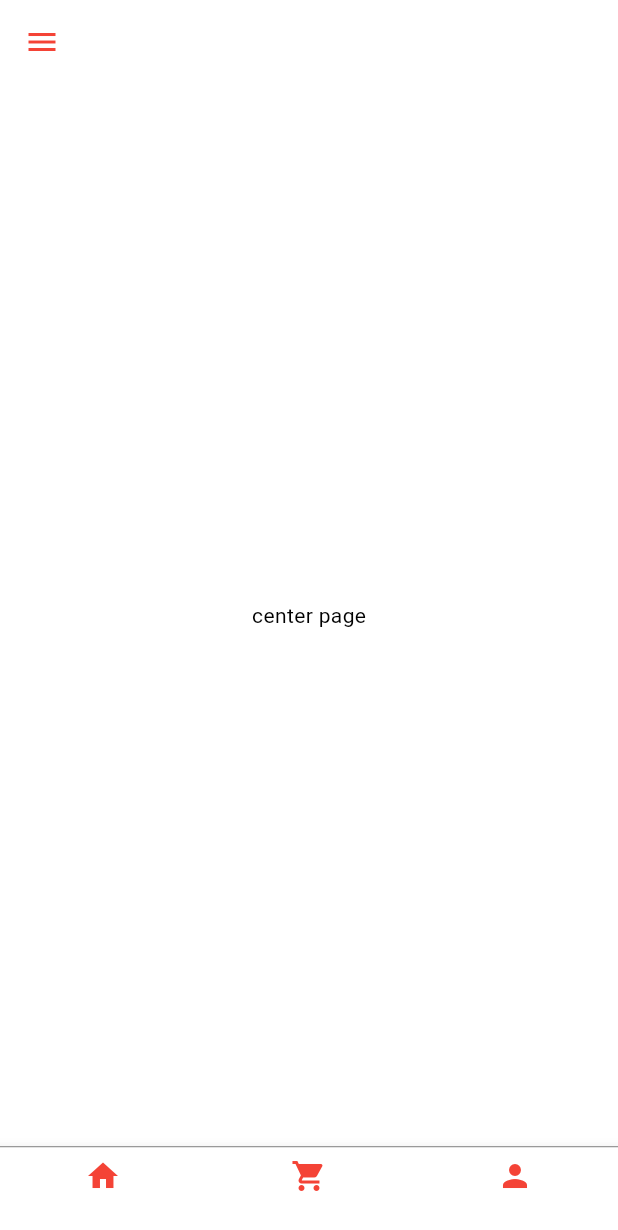
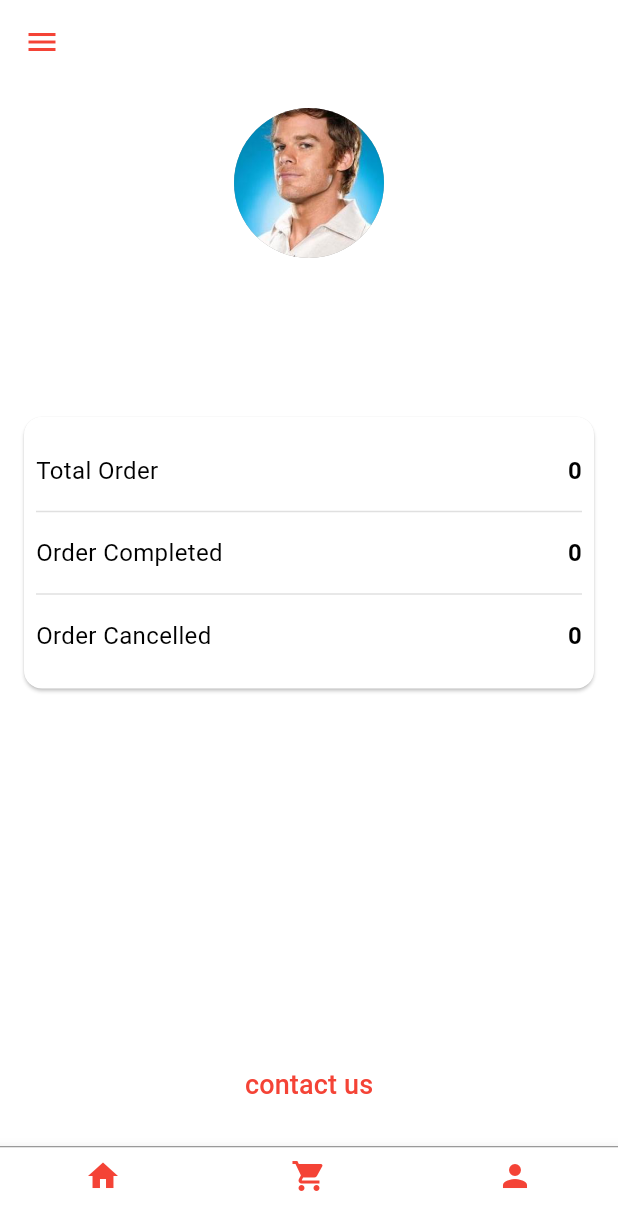
Before and after one commit to amanSin1/Canteen_app, a Flutter app: the screen it shows once a user with an empty profile is signed in, item 3 of the bottom bar chosen, on a phone screen of 412 x 824 dp. Shown: the top 1230 px of the screen. Run offline on Flutter 3.47's test engine with Material 3 defaults, Android fonts, the phone set to English and light mode, and no system bars; our stand-ins replace cloud_firestore, firebase_auth, firebase_core, fluttertoast, get; missing offline and left inert: razorpay_flutter; accounts and stored records are empty.

```diff
--- a/lib/model/razorpay_payment.dart
+++ b/lib/model/razorpay_payment.dart
@@ -14,7 +14,7 @@ class _RazorPayPageState extends State<RazorPayPage> {
   TextEditingController amtController = TextEditingController();
 
   void openCheckout(int amount) async {
-    amount = amount * 100; // Convert to smallest unit of currency (e.g., paise)
+    amount = amount * 100;
     var options = {
       'key': 'rzp_test_GcZZFDPP0jHtC4',
       'amount': amount,
--- a/lib/pages/build_menu_item_page.dart
+++ b/lib/pages/build_menu_item_page.dart
@@ -47,7 +47,7 @@ class BuildMenuItemPage extends StatelessWidget {
             ),
             const SizedBox(height: 8.0),
             Text(
-              '\$${price.toStringAsFixed(2)}',
+              '₹${price.toStringAsFixed(2)}',
               style: TextStyle(
                 fontSize: 14.0,
                 color: Colors.grey[700],
--- a/lib/pages/cart_page.dart
+++ b/lib/pages/cart_page.dart
@@ -161,7 +161,7 @@ class _CartPageState extends State<CartPage> {
                         style: TextStyle(color: theme.colorScheme.onSurface),
                       ),
                       subtitle: Text(
-                        'Quantity: ${product['quantity']} | Total: \$${product['totalPrice'].toStringAsFixed(2)}',
+                        'Quantity: ${product['quantity']} | Total: ₹${product['totalPrice'].toStringAsFixed(2)}',
                         style: TextStyle(color: theme.colorScheme.onSurface),
                       ),
                       trailing: isLoading
@@ -188,7 +188,7 @@ class _CartPageState extends State<CartPage> {
                   crossAxisAlignment: CrossAxisAlignment.stretch,
                   children: [
                     Text(
-                      'Total Price: \$${totalPrice.toStringAsFixed(2)}',
+                      'Total Price: ₹${totalPrice.toStringAsFixed(2)}',
                       style: TextStyle(
                         fontSize: 18,
                         fontWeight: FontWeight.bold,
--- a/lib/pages/details_page.dart
+++ b/lib/pages/details_page.dart
@@ -199,7 +199,7 @@ class _DetailsPageState extends State<DetailsPage> {
                           ),
                         ),
                         Text(
-                          '\$${totalPrice.toStringAsFixed(2)}',
+                          '₹${totalPrice.toStringAsFixed(2)}',
                           style: TextStyle(
                               fontSize: 16, fontWeight: FontWeight.bold),
                         ),
--- a/lib/pages/profile_page.dart
+++ b/lib/pages/profile_page.dart
@@ -1,11 +1,108 @@
+import 'package:canteen_app/pages/contact_us_page.dart';
+import 'package:firebase_auth/firebase_auth.dart';
 import 'package:flutter/material.dart';
-class ProfilePage extends StatelessWidget {
+import 'package:get/get.dart';
+class ProfilePage extends StatefulWidget {
   const ProfilePage({super.key});
 
   @override
+  State<ProfilePage> createState() => _ProfilePageState();
+}
+
+class _ProfilePageState extends State<ProfilePage> {
+  final user = FirebaseAuth.instance.currentUser;
+
+  @override
   Widget build(BuildContext context) {
-    return const Center(
-      child: Text("center page"),
+    print("DisplayName in ProfilePage: ${user?.displayName}");  // Debugging line
+
+    return Scaffold(
+
+      body: Padding(
+        padding: const EdgeInsets.all(16.0),
+        child: Column(
+          children: [
+            const CircleAvatar(
+              radius: 50,
+              backgroundImage: AssetImage('assets/images/Dexter_Morgan.png'), // Replace with your image asset
+            ),
+            SizedBox(height: 16),
+            Text(
+              user?.displayName ?? 'Unknown',  // Displaying the displayName
+              style: TextStyle(
+                fontSize: 22,
+                fontWeight: FontWeight.bold,
+              ),
+            ),
+            SizedBox(height: 4),
+            Text(
+              user?.email ?? 'No Email',
+              style: TextStyle(
+                fontSize: 16,
+                color: Colors.grey[600],
+              ),
+            ),
+            SizedBox(height: 24),
+            Card(
+              margin: EdgeInsets.symmetric(vertical: 8),
+              child: Padding(
+                padding: const EdgeInsets.symmetric(vertical: 16.0, horizontal: 8),
+                child: Column(
+                  children: [
+                    ProfileInfoRow(title: 'Total Order', value: '0'),
+                    Divider(color: Colors.grey[300]),
+                    ProfileInfoRow(title: 'Order Completed', value: '0'),
+                    Divider(color: Colors.grey[300]),
+                    ProfileInfoRow(title: 'Order Cancelled', value: '0'),
+                  ],
+                ),
+              ),
+            ),
+            Spacer(),
+            TextButton.icon(
+              onPressed: () {
+                Get.to(ContactUsPage());
+              },
+
+              label: Text(
+                'contact us',
+                style: TextStyle(color: Colors.red, fontSize: 18),
+              ),
+              style: TextButton.styleFrom(
+                padding: EdgeInsets.symmetric(vertical: 12, horizontal: 16),
+              ),
+            ),
+
+          ],
+        ),
+      ),
     );
   }
 }
+
+class ProfileInfoRow extends StatelessWidget {
+  final String title;
+  final String value;
+
+  const ProfileInfoRow({required this.title, required this.value});
+
+  @override
+  Widget build(BuildContext context) {
+    return Padding(
+      padding: const EdgeInsets.symmetric(vertical: 8.0),
+      child: Row(
+        mainAxisAlignment: MainAxisAlignment.spaceBetween,
+        children: [
+          Text(
+            title,
+            style: TextStyle(fontSize: 16),
+          ),
+          Text(
+            value,
+            style: TextStyle(fontSize: 16, fontWeight: FontWeight.bold),
+          ),
+        ],
+      ),
+    );
+  }
+}
--- a/pubspec.yaml
+++ b/pubspec.yaml
@@ -77,6 +77,7 @@ flutter:
     - assets/images/fries.png
     - assets/images/ice_cream.png
     - assets/images/pizza.png
+    - assets/images/Dexter_Morgan.png
 
 
   # An image asset can refer to one or more resolution-specific "variants", see
```
Also changed, not shown: lib/pages/contact_us_page.dart (added, +116 -0 lines), lib/pages/product.dart (+6 -6 lines), lib/pages/signup_page.dart (+11 -2 lines), assets/images/Dexter_Morgan.png (added).
